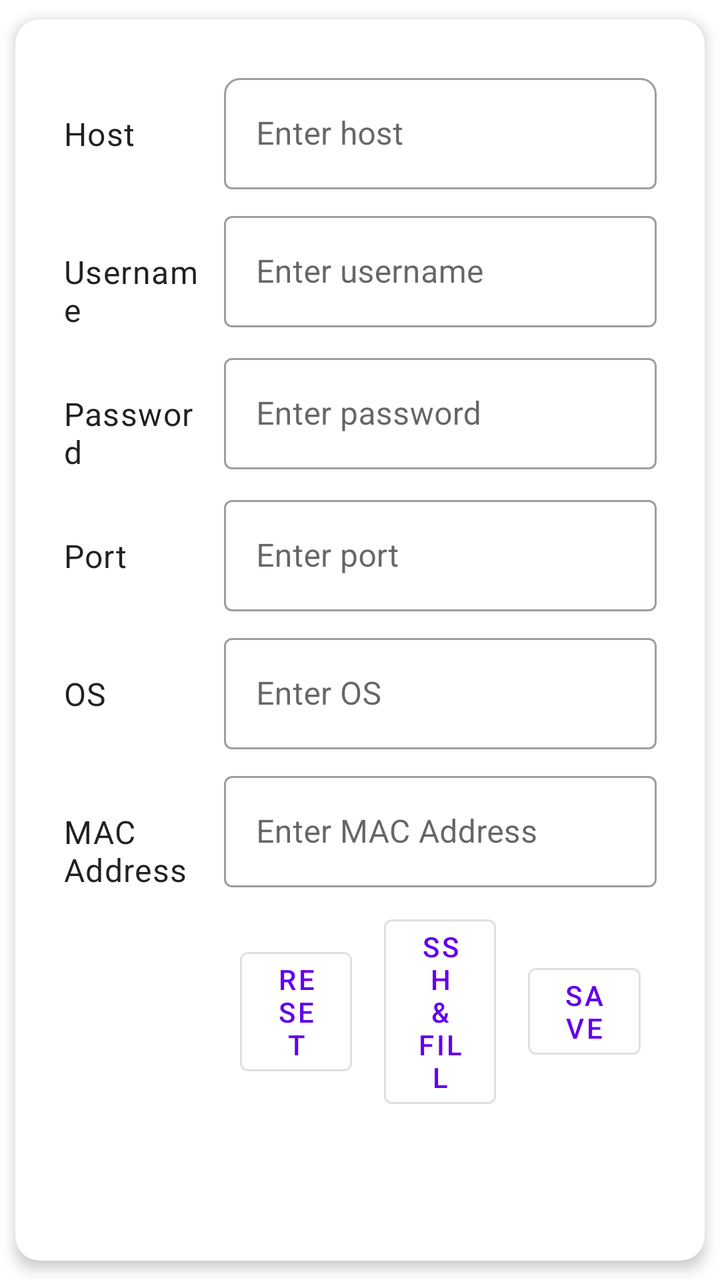
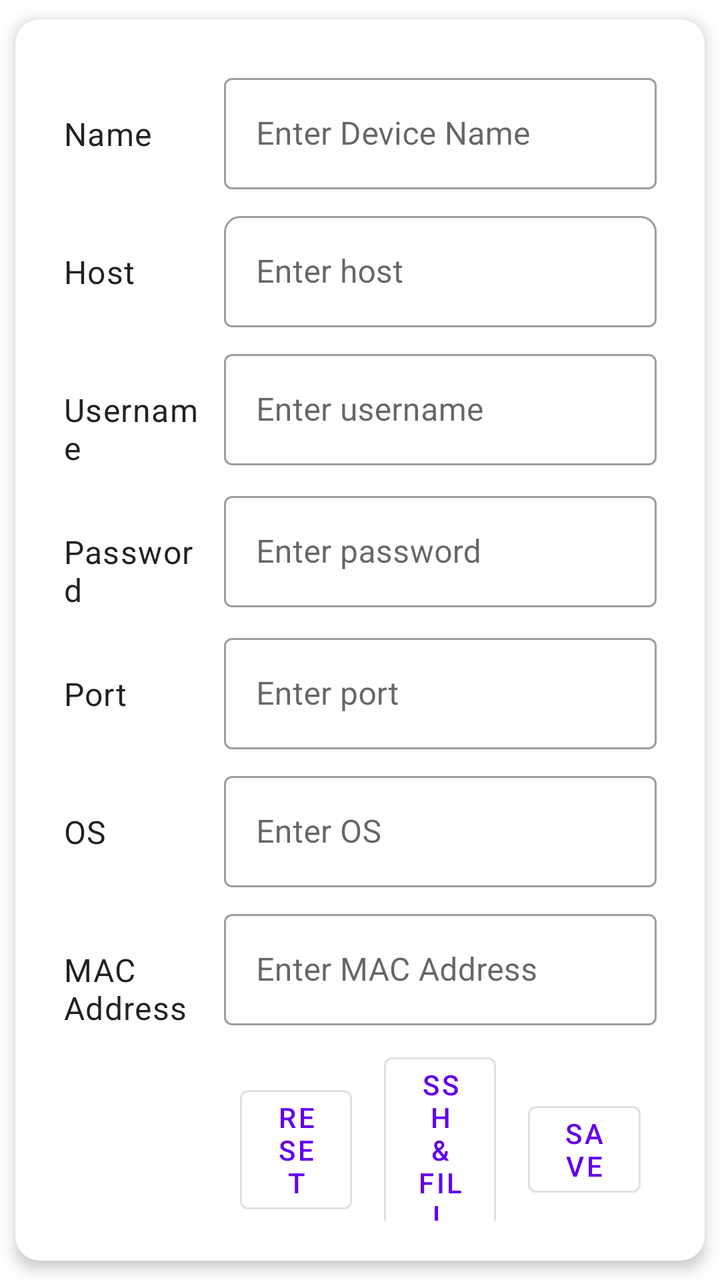

The first picture is an Android layout as it rendered before a commit; the second is the same layout after the commit. The layout source and the unified diff follow.
<!-- AndroidManifest.xml: application theme Theme.RemoteManager -->
<!-- res/layout/add_device.xml -->
<?xml version="1.0" encoding="utf-8"?>
<androidx.cardview.widget.CardView
    android:id="@+id/add_device_root"
    xmlns:android="http://schemas.android.com/apk/res/android"
    xmlns:app="http://schemas.android.com/apk/res-auto"
    xmlns:tools="http://schemas.android.com/tools"
    android:layout_width="match_parent"
    android:layout_height="match_parent"
    app:cardCornerRadius="12dp"
    app:cardElevation="4dp"
    app:cardUseCompatPadding="true">

    <GridLayout
        android:id="@+id/add_device"
        android:layout_width="match_parent"
        android:layout_height="wrap_content"
        android:columnCount="2"
        android:rowCount="7"
        android:padding="20dp"
        android:useDefaultMargins="true"
        tools:context=".fragment.AddDeviceFragment">

        
        <TextView
            android:layout_width="0dp"
            android:layout_height="wrap_content"
            android:layout_columnWeight="1"
            android:text="@string/host"
            style="?attr/textAppearanceBody1"/>

        <com.google.android.material.textfield.TextInputLayout
            android:layout_width="0dp"
            android:layout_height="wrap_content"
            android:layout_columnWeight="3"
            style="@style/Widget.MaterialComponents.TextInputLayout.OutlinedBox"
            app:boxCornerRadiusTopStart="8dp"
            app:boxCornerRadiusTopEnd="8dp"
            app:hintEnabled="true"
            android:hint="@string/enter_host">

            <com.google.android.material.textfield.TextInputEditText
                android:id="@+id/host_input"
                android:layout_width="match_parent"
                android:layout_height="wrap_content"/>
        </com.google.android.material.textfield.TextInputLayout>

        
        <TextView
            android:layout_width="0dp"
            android:layout_height="wrap_content"
            android:layout_columnWeight="1"
            android:text="@string/username"
            style="?attr/textAppearanceBody1"/>

        <com.google.android.material.textfield.TextInputLayout
            android:layout_width="0dp"
            android:layout_height="wrap_content"
            android:layout_columnWeight="3"
            style="@style/Widget.MaterialComponents.TextInputLayout.OutlinedBox"
            android:hint="@string/enter_username">

            <com.google.android.material.textfield.TextInputEditText
                android:id="@+id/username_input"
                android:layout_width="match_parent"
                android:layout_height="wrap_content"/>
        </com.google.android.material.textfield.TextInputLayout>

        
        <TextView
            android:layout_width="0dp"
            android:layout_height="wrap_content"
            android:layout_columnWeight="1"
            android:text="@string/password"
            style="?attr/textAppearanceBody1"/>

        <com.google.android.material.textfield.TextInputLayout
            android:layout_width="0dp"
            android:layout_height="wrap_content"
            android:layout_columnWeight="3"
            style="@style/Widget.MaterialComponents.TextInputLayout.OutlinedBox"
            android:hint="@string/enter_password">

            <com.google.android.material.textfield.TextInputEditText
                android:id="@+id/password_input"
                android:layout_width="match_parent"
                android:layout_height="wrap_content"
                android:inputType="textPassword"/>
        </com.google.android.material.textfield.TextInputLayout>

        
        <TextView
            android:layout_width="0dp"
            android:layout_height="wrap_content"
            android:layout_columnWeight="1"
            android:text="@string/port"
            style="?attr/textAppearanceBody1"/>

        <com.google.android.material.textfield.TextInputLayout
            android:layout_width="0dp"
            android:layout_height="wrap_content"
            android:layout_columnWeight="3"
            style="@style/Widget.MaterialComponents.TextInputLayout.OutlinedBox"
            android:hint="@string/enter_port">

            <com.google.android.material.textfield.TextInputEditText
                android:id="@+id/port_input"
                android:layout_width="match_parent"
                android:layout_height="wrap_content"
                android:inputType="number"/>
        </com.google.android.material.textfield.TextInputLayout>

        
        <TextView
            android:layout_width="0dp"
            android:layout_height="wrap_content"
            android:layout_columnWeight="1"
            android:text="@string/os"
            style="?attr/textAppearanceBody1"/>

        <com.google.android.material.textfield.TextInputLayout
            android:layout_width="0dp"
            android:layout_height="wrap_content"
            android:layout_columnWeight="3"
            style="@style/Widget.MaterialComponents.TextInputLayout.OutlinedBox"
            android:hint="@string/enter_os">

            <com.google.android.material.textfield.TextInputEditText
                android:id="@+id/os_input"
                android:layout_width="match_parent"
                android:layout_height="wrap_content"/>
        </com.google.android.material.textfield.TextInputLayout>

        
        <TextView
            android:layout_width="0dp"
            android:layout_height="wrap_content"
            android:layout_columnWeight="1"
            android:text="@string/mac_address"
            style="?attr/textAppearanceBody1"/>

        <com.google.android.material.textfield.TextInputLayout
            android:layout_width="0dp"
            android:layout_height="wrap_content"
            android:layout_columnWeight="3"
            style="@style/Widget.MaterialComponents.TextInputLayout.OutlinedBox"
            android:hint="@string/enter_mac_address">

            <com.google.android.material.textfield.TextInputEditText
                android:id="@+id/mac_address_input"
                android:layout_width="match_parent"
                android:layout_height="wrap_content"
                android:inputType="text"/>
        </com.google.android.material.textfield.TextInputLayout>

        
        <View
            android:layout_width="0dp"
            android:layout_height="0dp"
            android:layout_columnWeight="1"/>

        <LinearLayout
            android:layout_width="0dp"
            android:layout_height="wrap_content"
            android:layout_columnWeight="3"
            android:orientation="horizontal"
            android:gravity="center">

            <com.google.android.material.button.MaterialButton
                android:id="@+id/reset_button"
                style="@style/Widget.MaterialComponents.Button.OutlinedButton"
                android:layout_width="0dp"
                android:layout_height="wrap_content"
                android:layout_weight="1"
                android:text="@string/reset"
                android:layout_marginHorizontal="8dp"
                android:inset="8dp"/>

            <com.google.android.material.button.MaterialButton
                android:id="@+id/ssh_fill_button"
                style="@style/Widget.MaterialComponents.Button.OutlinedButton"
                android:layout_width="0dp"
                android:layout_height="wrap_content"
                android:layout_weight="1"
                android:text="@string/ssh_fill"
                android:layout_marginHorizontal="8dp"
                android:inset="8dp"/>

            <com.google.android.material.button.MaterialButton
                android:id="@+id/save_button"
                style="@style/Widget.MaterialComponents.Button.OutlinedButton"
                android:layout_width="0dp"
                android:layout_height="wrap_content"
                android:layout_weight="1"
                android:text="@string/save"
                android:layout_marginHorizontal="8dp"
                android:inset="8dp"/>
        </LinearLayout>
    </GridLayout>
</androidx.cardview.widget.CardView>
<!-- resources referenced by this layout -->
<resources>
  <string name="enter_host">Enter host</string>
  <string name="enter_mac_address">Enter MAC Address</string>
  <string name="enter_os">Enter OS</string>
  <string name="enter_password">Enter password</string>
  <string name="enter_port">Enter port</string>
  <string name="enter_username">Enter username</string>
  <string name="host">Host</string>
  <string name="mac_address">MAC Address</string>
  <string name="os">OS</string>
  <string name="password">Password</string>
  <string name="port">Port</string>
  <string name="reset">Reset</string>
  <string name="save">Save</string>
  <string name="ssh_fill">SSH &amp; Fill</string>
  <string name="username">Username</string>
  <style name="Theme.RemoteManager" parent="Theme.MaterialComponents.DayNight.NoActionBar">
          <item name="colorPrimary">@color/purple_500</item>
          <item name="colorPrimaryVariant">@color/purple_700</item>
          <item name="colorOnPrimary">@color/white</item>
          <item name="colorSecondary">@color/teal_200</item>
          <item name="colorSecondaryVariant">@color/teal_700</item>
          <item name="colorOnSecondary">@color/black</item>
          <item name="android:statusBarColor">?attr/colorPrimaryVariant</item>
          <item name="android:windowDrawsSystemBarBackgrounds">true</item>
          <item name="android:windowTranslucentStatus">false</item>
      </style>
  <color name="purple_500">#FF6200EE</color>
  <color name="purple_700">#FF3700B3</color>
  <color name="white">#FFFFFFFF</color>
  <color name="teal_200">#FF03DAC5</color>
  <color name="teal_700">#FF018786</color>
  <color name="black">#FF000000</color>
</resources>

<!-- the commit's change to res/layout/add_device.xml (unified diff, before → after) -->
@@ -15,10 +15,29 @@
         android:layout_width="match_parent"
         android:layout_height="wrap_content"
         android:columnCount="2"
-        android:rowCount="7"
+        android:rowCount="8"
         android:padding="20dp"
         android:useDefaultMargins="true"
         tools:context=".fragment.AddDeviceFragment">
+
+        
+        <TextView
+            android:layout_width="0dp"
+            android:layout_height="wrap_content"
+            android:layout_columnWeight="1"
+            android:text="@string/name"
+            style="?attr/textAppearanceBody1"/>
+        <com.google.android.material.textfield.TextInputLayout
+            android:layout_width="0dp"
+            android:layout_height="wrap_content"
+            android:layout_columnWeight="3"
+            style="@style/Widget.MaterialComponents.TextInputLayout.OutlinedBox"
+            android:hint="@string/enter_name">
+            <com.google.android.material.textfield.TextInputEditText
+                android:id="@+id/name_input"
+                android:layout_width="match_parent"
+                android:layout_height="wrap_content"/>
+        </com.google.android.material.textfield.TextInputLayout>
 
         
         <TextView
<!-- resource entries referenced after the edit -->
@@ -2,12 +2,14 @@
 <resources>
   <string name="enter_host">Enter host</string>
   <string name="enter_mac_address">Enter MAC Address</string>
+  <string name="enter_name">Enter Device Name</string>
   <string name="enter_os">Enter OS</string>
   <string name="enter_password">Enter password</string>
   <string name="enter_port">Enter port</string>
   <string name="enter_username">Enter username</string>
   <string name="host">Host</string>
   <string name="mac_address">MAC Address</string>
+  <string name="name">Name</string>
   <string name="os">OS</string>
   <string name="password">Password</string>
   <string name="port">Port</string>
